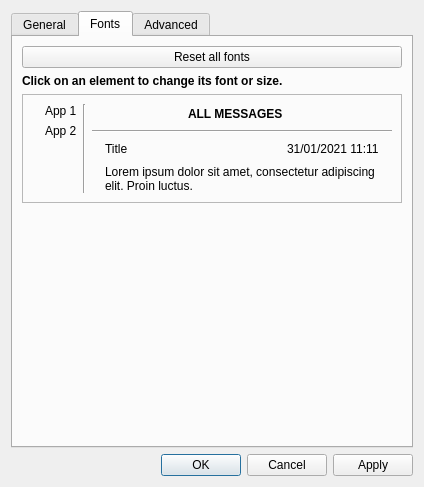
First picture: the form in src/settingsdialog.ui, repository seird/gotify-tray-cpp, before the edit.
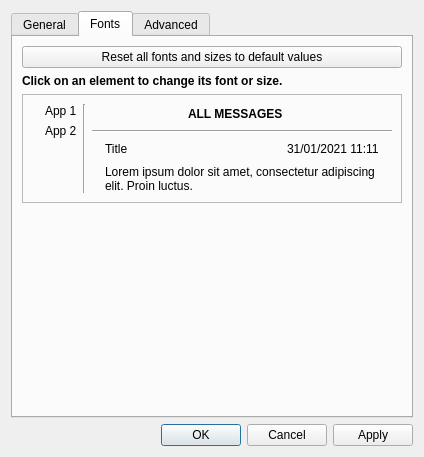
Second picture: the form after the edit. The open tabs and pages were chosen to show the change. Icons and pictures are not drawn. Custom widgets are drawn as their Qt base class.

Commit message: change fonts / icon sizes without needing to restart

```diff
--- a/src/settingsdialog.ui
+++ b/src/settingsdialog.ui
@@ -6,8 +6,8 @@
    <rect>
     <x>0</x>
     <y>0</y>
-    <width>419</width>
-    <height>487</height>
+    <width>415</width>
+    <height>446</height>
    </rect>
   </property>
   <property name="windowTitle">
@@ -230,7 +230,7 @@
          <item>
           <widget class="QPushButton" name="pb_reset_fonts">
            <property name="text">
-            <string>Reset all fonts</string>
+            <string>Reset all fonts and sizes to default values</string>
            </property>
           </widget>
          </item>
```
Left out of the diff: 112 changed lines with no effect on the pictures. The commit also changes 8 other files.
